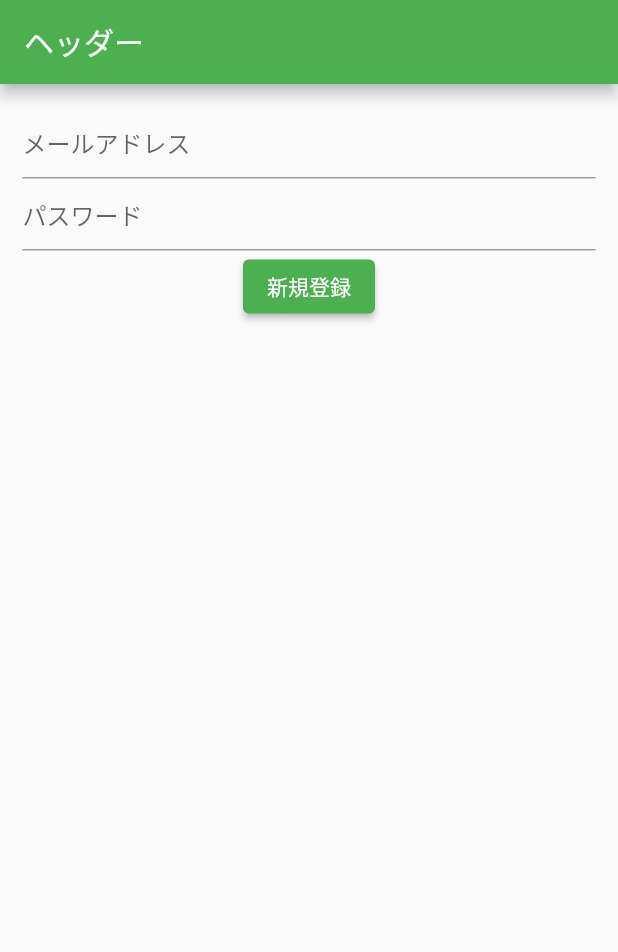
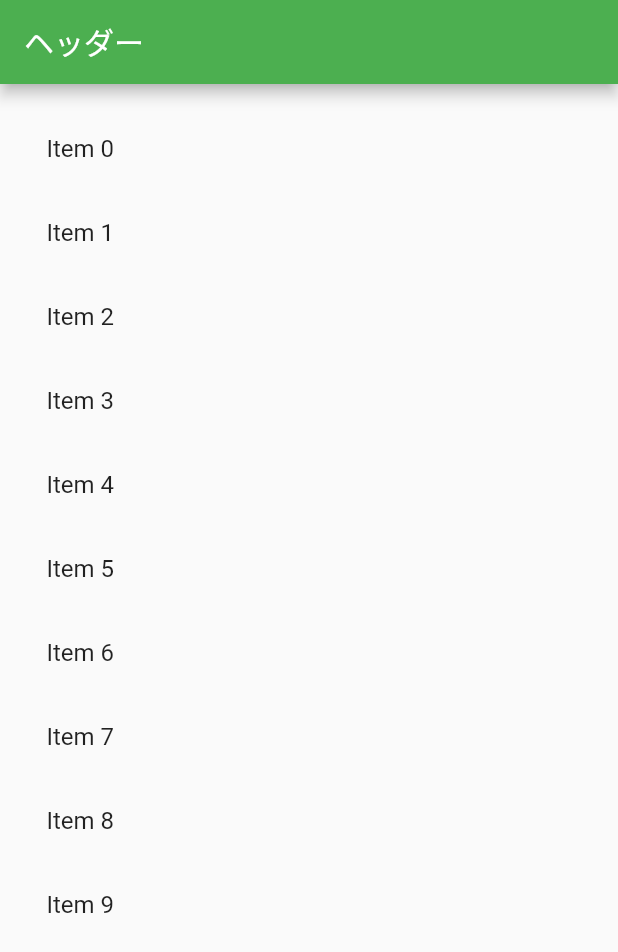
Before and after one commit to mura-work/sample_flutter, a Flutter app: the screen it shows after launch, on a phone screen of 412 x 824 dp. Shown: the top 952 px of the screen. Run offline on Flutter 3.47's test engine with Material 2 defaults, Android fonts, the phone set to English and light mode, and no system bars.

Commit message:
create list

```diff
--- a/lib/main.dart
+++ b/lib/main.dart
@@ -33,9 +33,7 @@ class _MyHomePageState extends State<MyHomePage> {
     });
   }
 
-  final myFocusNode = FocusNode();
-  final myController = TextEditingController();
-  String name = "aa";
+  final items = List<String>.generate(10, (i) => "Item $i");
 
   @override
   Widget build(BuildContext context) {
@@ -46,31 +44,14 @@ class _MyHomePageState extends State<MyHomePage> {
       body: Container(
         padding: const EdgeInsets.all(15.0),
         width: double.infinity,
-        child: Column(
-          children: [
-            TextField(
-              decoration: InputDecoration(
-                hintText: 'メールアドレス',
-              ),
-              controller: myController,
-            ),
-            TextField(
-              decoration: InputDecoration(
-                hintText: 'パスワード',
-              ),
-              onChanged: (text) {
-                name = text;
-                print(name);
-              }
-            ),
-            ElevatedButton(
-              onPressed: () {
-                print(myController.text);
-              },
-              child: Text('新規登録'),
-            ),
-          ]
-        )
+        child: ListView.builder(
+          itemCount: items.length,
+          itemBuilder: (context, index){
+            return ListTile(
+              title: Text('${items[index]}'),
+            );
+          }
+        ),
       ),
     );
   }
```
